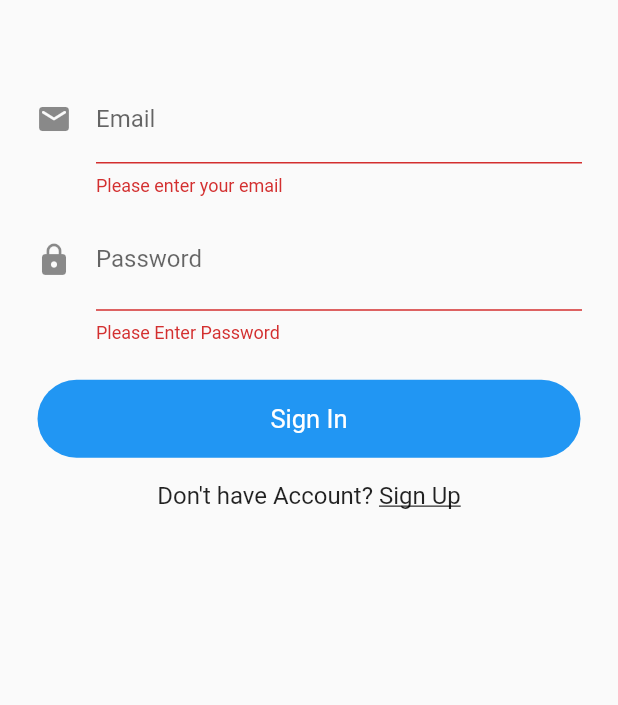
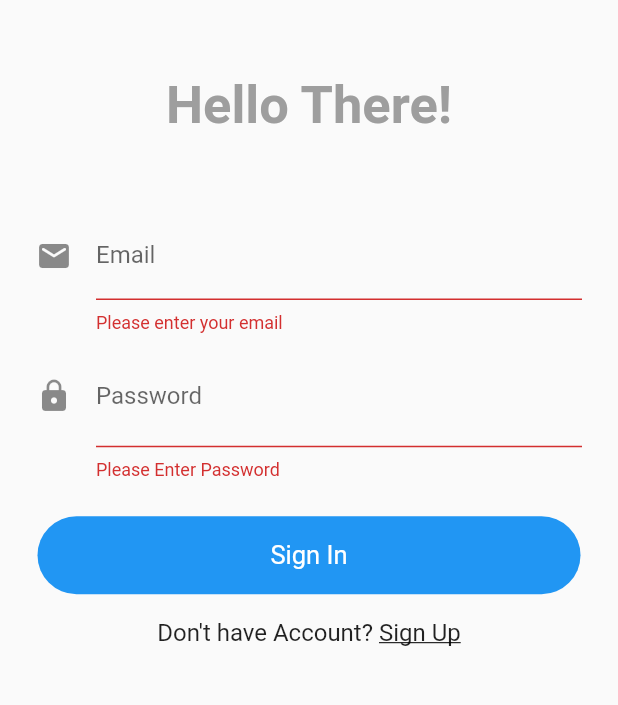
Before and after one commit to mohitj2401/quizee, a Flutter app: the screen it shows after launch, after a tap on "Sign In", on a phone screen of 412 x 824 dp, the part 63-768 px from its top. Run offline on Flutter 3.47's test engine with Material 2 defaults, Android fonts, the light colour scheme and no system bars; drawn by our look-alikes of animated_text_kit; our stand-ins replace dio, image_picker, shared_preferences; missing offline and left inert: ndialog; network calls fail.

Commit message:
many changes done till 03-04-2021

```diff
--- a/lib/main.dart
+++ b/lib/main.dart
@@ -44,9 +44,8 @@ class _MyAppState extends State<MyApp> {
 
   @override
   Widget build(BuildContext context) {
-    // checkstatus();
     return MaterialApp(
-        title: 'Athena',
+        title: 'Quizie',
         debugShowCheckedModeBanner: false,
         theme: ThemeData(
           visualDensity: VisualDensity.adaptivePlatformDensity,
@@ -59,7 +58,7 @@ class _MyAppState extends State<MyApp> {
                 ),
               )
             : _isLoggedIn
-                ? Home()
+                ? Home(message: '')
                 : SignIn());
   }
 }
--- a/lib/views/create_question.dart
+++ b/lib/views/create_question.dart
@@ -73,7 +73,7 @@ class _CreateQuestionsState extends State<CreateQuestions> {
           } else if (response.data['status'] == '404') {
             HelperFunctions.saveUserApiKey('');
             HelperFunctions.saveUserLoggedIn(false);
-            HelperFunctions.saveUserRole('');
+
             Navigator.pushAndRemoveUntil(
                 context,
                 MaterialPageRoute(builder: (context) => SignIn()),
--- a/lib/views/create_quiz.dart
+++ b/lib/views/create_quiz.dart
@@ -75,7 +75,7 @@ class _CreateQuizState extends State<CreateQuiz> {
             } else if (response.data['status'] == '404') {
               HelperFunctions.saveUserApiKey('');
               HelperFunctions.saveUserLoggedIn(false);
-              HelperFunctions.saveUserRole('');
+
               Navigator.pushAndRemoveUntil(
                   context,
                   MaterialPageRoute(builder: (context) => SignIn()),
--- a/lib/views/play_quiz.dart
+++ b/lib/views/play_quiz.dart
@@ -65,7 +65,6 @@ class _PlayQuizState extends State<PlayQuiz> {
     });
 
     if (apiToken == '' || apiToken == null) {
-      await HelperFunctions.saveUserRole("");
       await HelperFunctions.saveUserLoggedIn(false);
       await HelperFunctions.saveUserApiKey("");
       Navigator.pushAndRemoveUntil(context,
@@ -73,7 +72,7 @@ class _PlayQuizState extends State<PlayQuiz> {
     }
     String url = apiToken + "/" + widget.quizId;
     Response response = await Dio()
-        .get("http://192.168.137.74/flutter/public/api/question/get/" + url);
+        .get("http://192.168.137.1/flutter/public/api/question/get/" + url);
     return response.data['data'];
   }
 
@@ -128,7 +127,7 @@ class _PlayQuizState extends State<PlayQuiz> {
 
           try {
             Response response = await Dio().post(
-                "http://192.168.137.74/flutter/public/api/result/get/" +
+                "http://192.168.137.1/flutter/public/api/result/get/" +
                     apiToken,
                 data: {
                   "data1": jsonEncode(userResultList),
--- a/lib/views/signin.dart
+++ b/lib/views/signin.dart
@@ -3,6 +3,7 @@ import 'package:athena/service/auth.dart';
 import 'package:athena/views/home.dart';
 import 'package:athena/views/signup.dart';
 import 'package:dio/dio.dart';
+import 'package:animated_text_kit/animated_text_kit.dart';
 
 import 'package:flutter/material.dart';
 import 'package:ndialog/ndialog.dart';
@@ -28,7 +29,7 @@ class _SignInState extends State<SignIn> {
       });
       try {
         Response response = await Dio()
-            .post("http://192.168.137.74/flutter/public/api/login", data: {
+            .post("http://192.168.137.137/flutter/public/api/login", data: {
           "email": emailTextEditingController.text,
           'password': passwordTextEditingController.text,
         });
@@ -42,10 +43,13 @@ class _SignInState extends State<SignIn> {
         } else {
           if (response.data['status'] == '200') {
             await HelperFunctions.saveUserApiKey(response.data['api_token']);
-            await HelperFunctions.saveUserRole(response.data['role']);
             await HelperFunctions.saveUserLoggedIn(true);
             await Navigator.pushReplacement(
-                context, MaterialPageRoute(builder: (context) => Home()));
+                context,
+                MaterialPageRoute(
+                    builder: (context) => Home(
+                          message: 'Login successfully',
+                        )));
             setState(() {
               isLoading = false;
             });
@@ -107,9 +111,23 @@ class _SignInState extends State<SignIn> {
                       child: Column(
                         children: <Widget>[
                           showAlert(),
-                          SizedBox(
-                            height: 20,
+                          SizedBox(height: 20),
+                          AnimatedTextKit(
+                            animatedTexts: [
+                              TypewriterAnimatedText(
+                                'Hello There!',
+                                textStyle: TextStyle(
+                                  fontSize: 35,
+                                  fontWeight: FontWeight.bold,
+                                  color: Colors.grey,
+                                ),
+                                speed: Duration(milliseconds: 100),
+                              ),
+                            ],
+                            pause: Duration(milliseconds: 500),
+                            displayFullTextOnTap: true,
                           ),
+                          SizedBox(height: 50),
                           TextFormField(
                             validator: (value) {
                               if (value.isEmpty) {
@@ -153,7 +171,8 @@ class _SignInState extends State<SignIn> {
                                   child: Icon(
                                     Icons.visibility,
                                     size: 24,
-                                    color: Colors.grey,
+                                    color:
+                                        _isHidden ? Colors.grey : Colors.black,
                                   ),
                                 ),
                               ),
--- a/lib/widget/dialog.dart
+++ b/lib/widget/dialog.dart
@@ -86,7 +86,7 @@ class Dialogs {
             RaisedButton(
               onPressed: () {
                 // authService.signOut();
-                HelperFunctions.saveUserRole("");
+
                 HelperFunctions.saveUserLoggedIn(false);
                 Navigator.pushAndRemoveUntil(
                     context,
--- a/lib/widget/widget.dart
+++ b/lib/widget/widget.dart
@@ -31,7 +31,7 @@ Widget appBarMain(BuildContext context) {
                   child: Text("Yes"),
                   onPressed: () async {
                     await HelperFunctions.saveUserApiKey('');
-                    await HelperFunctions.saveUserRole("");
+
                     await HelperFunctions.saveUserLoggedIn(false);
                     await Navigator.pushAndRemoveUntil(
                         context,
--- a/pubspec.yaml
+++ b/pubspec.yaml
@@ -34,9 +34,10 @@ dependencies:
   # cloud_firestore: ^0.16.0
   image_picker: ^0.6.7+14
   random_string: ^2.1.0
-  connectivity: ^2.0.2
+  # connectivity: ^2.0.2
   dio: ^3.0.10
   ndialog: ^3.2.1
+  animated_text_kit: ^4.1.1
 
 
 dev_dependencies:
```
Also changed, not shown: lib/helper/helper.dart (+0 -10 lines), lib/views/home.dart (+22 -104 lines), lib/views/signup.dart (+32 -25 lines), pubspec.lock.
